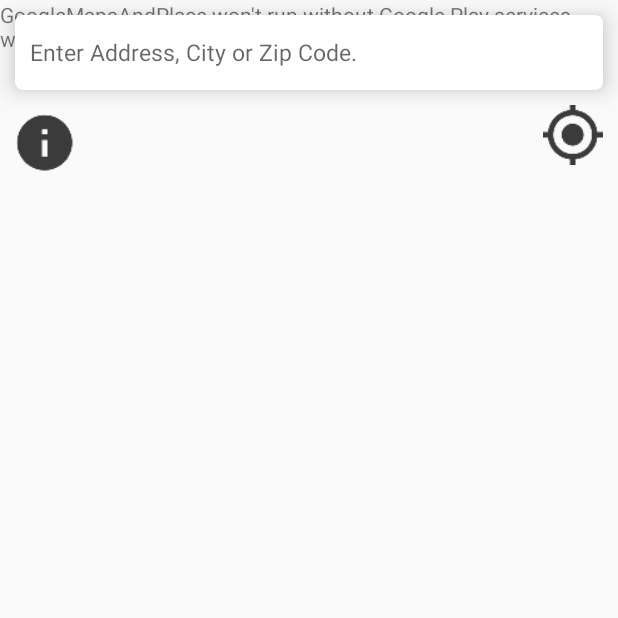
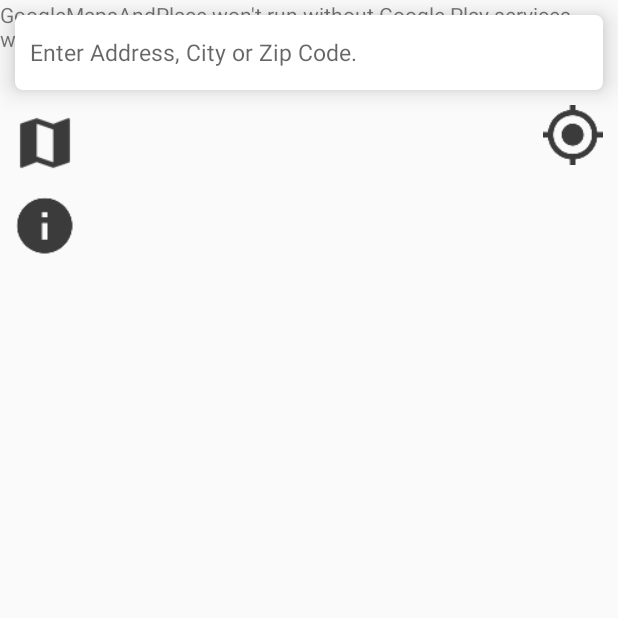
Before and after one commit to zdlbad/GoogleMapAndPlaces, an Android app: the MapActivity screen opened directly, with no data from a screen before it, on a phone screen of 412 x 824 dp, the top half of it. Run offline under Robolectric (Android 15) with nearby library versions, the phone set to English and light mode, and no system bars.

Commit message:
add google places function

```diff
--- a/app/src/main/res/layout/activity_map.xml
+++ b/app/src/main/res/layout/activity_map.xml
@@ -68,7 +68,18 @@
     <ImageView
         android:layout_width="40dp"
         android:layout_height="40dp"
-        android:layout_below="@id/relLayout1"
+        android:id="@+id/place_picker"
+        android:layout_marginLeft="10dp"
+        android:layout_marginTop="15dp"
+        android:scaleType="centerCrop"
+        android:layout_below="@+id/relLayout1"
+        android:src="@drawable/ic_map"
+        />
+
+    <ImageView
+        android:layout_width="40dp"
+        android:layout_height="40dp"
+        android:layout_below="@id/place_picker"
         android:layout_marginLeft="10dp"
         android:layout_marginTop="15dp"
         android:scaleType="centerCrop"
@@ -76,5 +87,4 @@
         android:src="@drawable/ic_info"
         />
 
-
 </RelativeLayout>
```
Also changed, not shown: app/src/main/java/com/example/zhangdonglin/googlemapsandplace/CustomInfoWindowAdapter.java (added, +50 -0 lines), app/src/main/java/com/example/zhangdonglin/googlemapsandplace/MapActivity.java (+36 -1 lines), app/src/main/res/layout/custom_info_window.xml (added, +40 -0 lines), app/src/main/res/drawable-hdpi/ic_map.png (added), app/src/main/res/drawable-mdpi/ic_map.png (added), app/src/main/res/drawable-xhdpi/ic_map.png (added), app/src/main/res/drawable-xxhdpi/ic_map.png (added).
